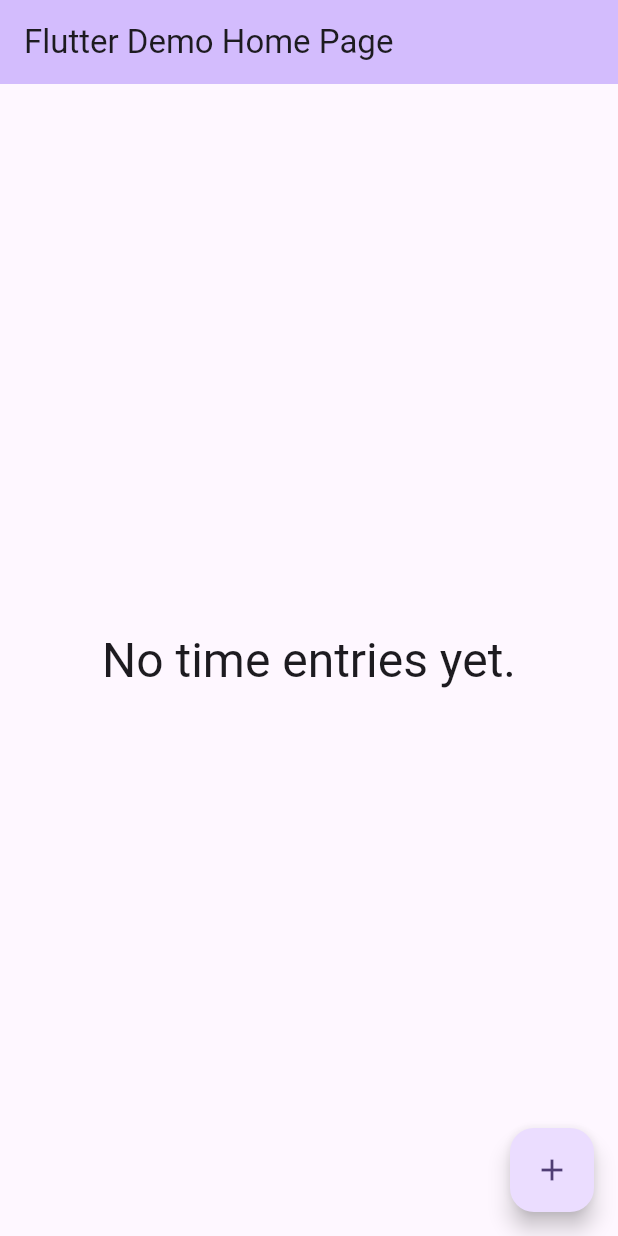
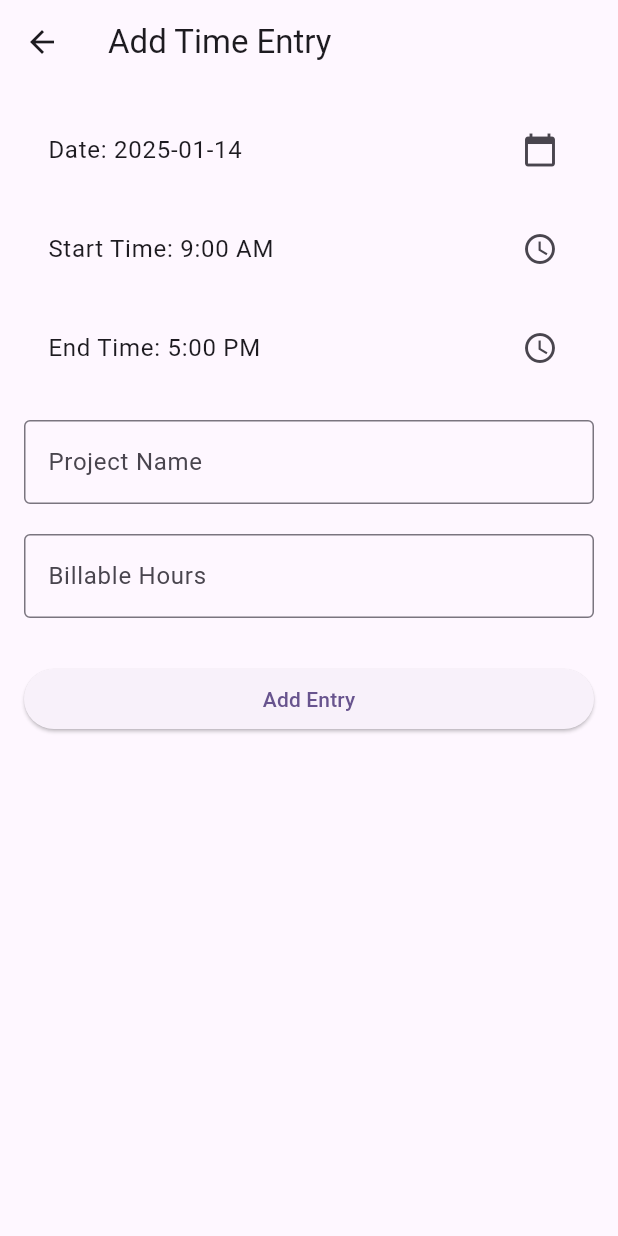
Before and after one commit to morgan-mcnabb/timesheettracker, a Flutter app: the screen it shows after launch, after a tap on the "add" icon, on a phone screen of 412 x 824 dp. Run offline on Flutter 3.47's test engine with Material 3 defaults, Android fonts, the phone set to English and light mode, and no system bars.

Commit message:
added a bad time entry page

```diff
--- /dev/null
+++ b/lib/add_time_entry_page.dart
@@ -0,0 +1,143 @@
+import 'package:flutter/material.dart';
+import 'time_entry.dart';
+
+class AddTimeEntryPage extends StatefulWidget {
+  final Function(TimeEntry) onAdd;
+
+  const AddTimeEntryPage({Key? key, required this.onAdd}) : super(key: key);
+
+  @override
+  _AddTimeEntryPageState createState() => _AddTimeEntryPageState();
+}
+
+class _AddTimeEntryPageState extends State<AddTimeEntryPage> {
+  final _formKey = GlobalKey<FormState>();
+
+  DateTime _selectedDate = DateTime.now();
+  TimeOfDay _startTime = TimeOfDay(hour: 9, minute: 0);
+  TimeOfDay _endTime = TimeOfDay(hour: 17, minute: 0);
+  String _projectName = '';
+  double _billableHours = 8.0;
+
+  Future<void> _pickDate() async {
+    final DateTime? picked = await showDatePicker(
+      context: context,
+      initialDate: _selectedDate,
+      firstDate: DateTime(2020),
+      lastDate: DateTime(2100),
+    );
+    if (picked != null && picked != _selectedDate)
+      setState(() {
+        _selectedDate = picked;
+      });
+  }
+
+  Future<void> _pickStartTime() async {
+    final TimeOfDay? picked =
+        await showTimePicker(context: context, initialTime: _startTime);
+    if (picked != null && picked != _startTime)
+      setState(() {
+        _startTime = picked;
+      });
+  }
+
+  Future<void> _pickEndTime() async {
+    final TimeOfDay? picked =
+        await showTimePicker(context: context, initialTime: _endTime);
+    if (picked != null && picked != _endTime)
+      setState(() {
+        _endTime = picked;
+      });
+  }
+
+  void _submit() {
+    if (_formKey.currentState!.validate()) {
+      final newEntry = TimeEntry(
+        date: _selectedDate,
+        startTime: _startTime,
+        endTime: _endTime,
+        projectName: _projectName,
+        billableHours: _billableHours,
+      );
+      widget.onAdd(newEntry);
+      Navigator.pop(context);
+    }
+  }
+
+  @override
+  Widget build(BuildContext context) {
+    return Scaffold(
+        appBar: AppBar(
+          title: Text('Add Time Entry'),
+        ),
+        body: Padding(
+          padding: EdgeInsets.all(16.0),
+          child: Form(
+              key: _formKey,
+              child: ListView(
+                children: [
+                  ListTile(
+                    title: Text(
+                        'Date: ${_selectedDate.year}-${_selectedDate.month.toString().padLeft(2, '0')}-${_selectedDate.day.toString().padLeft(2, '0')}'),
+                    trailing: Icon(Icons.calendar_today),
+                    onTap: _pickDate,
+                  ),
+                  SizedBox(height: 10),
+                  ListTile(
+                    title: Text('Start Time: ${_startTime.format(context)}'),
+                    trailing: Icon(Icons.access_time),
+                    onTap: _pickStartTime,
+                  ),
+                  SizedBox(height: 10),
+                  ListTile(
+                    title: Text('End Time: ${_endTime.format(context)}'),
+                    trailing: Icon(Icons.access_time),
+                    onTap: _pickEndTime,
+                  ),
+                  SizedBox(height: 20),
+                  TextFormField(
+                    decoration: InputDecoration(
+                      labelText: 'Project Name',
+                      border: OutlineInputBorder(),
+                    ),
+                    onChanged: (value) {
+                      _projectName = value;
+                    },
+                    validator: (value) {
+                      if (value == null || value.isEmpty) {
+                        return 'Please enter a project name';
+                      }
+                      return null;
+                    },
+                  ),
+                  SizedBox(height: 20),
+                  TextFormField(
+                    decoration: InputDecoration(
+                      labelText: 'Billable Hours',
+                      border: OutlineInputBorder(),
+                    ),
+                    keyboardType:
+                        TextInputType.numberWithOptions(decimal: true),
+                    onChanged: (value) {
+                      _billableHours = double.tryParse(value) ?? 0.0;
+                    },
+                    validator: (value) {
+                      if (value == null || value.isEmpty) {
+                        return 'Please enter billable hours';
+                      }
+                      if (double.tryParse(value) == null) {
+                        return 'Please enter a valid number';
+                      }
+                      return null;
+                    },
+                  ),
+                  SizedBox(height: 30),
+                  ElevatedButton(
+                    onPressed: _submit,
+                    child: Text('Add Entry'),
+                  )
+                ],
+              )),
+        ));
+  }
+}
--- a/lib/main.dart
+++ b/lib/main.dart
@@ -1,6 +1,6 @@
 import 'package:flutter/material.dart';
 import 'time_entry.dart';
-
+import 'add_time_entry_page.dart';
 void main() {
   runApp(const MyApp());
 }
@@ -34,7 +34,7 @@ class _MyHomePageState extends State<MyHomePage> {
   List<TimeEntry> _timeEntries = [];
 
 
-  @override
+ @override
 Widget build(BuildContext context) {
   return Scaffold(
     appBar: AppBar(
@@ -64,8 +64,18 @@ Widget build(BuildContext context) {
           ),
     floatingActionButton: FloatingActionButton(
       onPressed: () {
-        // TODO: Navigate to Add Time Entry Screen
-        print('Add Time Entry button pressed');
+        Navigator.push(
+          context,
+          MaterialPageRoute(
+            builder: (context) => AddTimeEntryPage(
+              onAdd: (newEntry) {
+                setState(() {
+                  _timeEntries.add(newEntry);
+                });
+              },
+            ),
+          ),
+        );
       },
       tooltip: 'Add Time Entry',
       child: const Icon(Icons.add),
```
